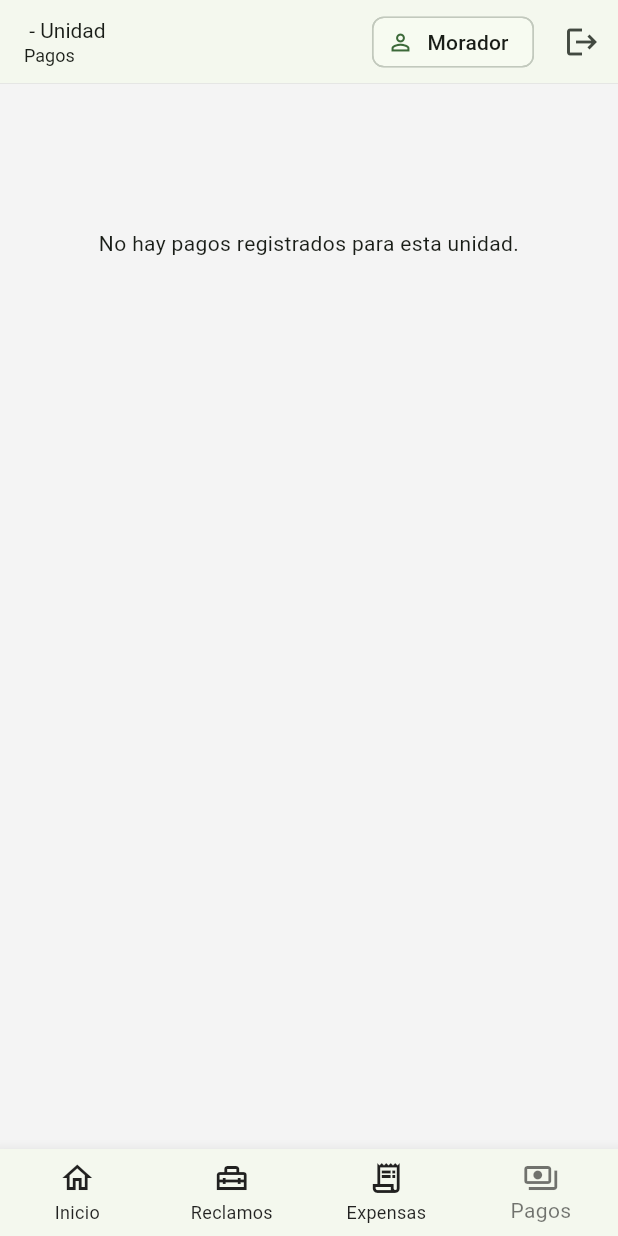
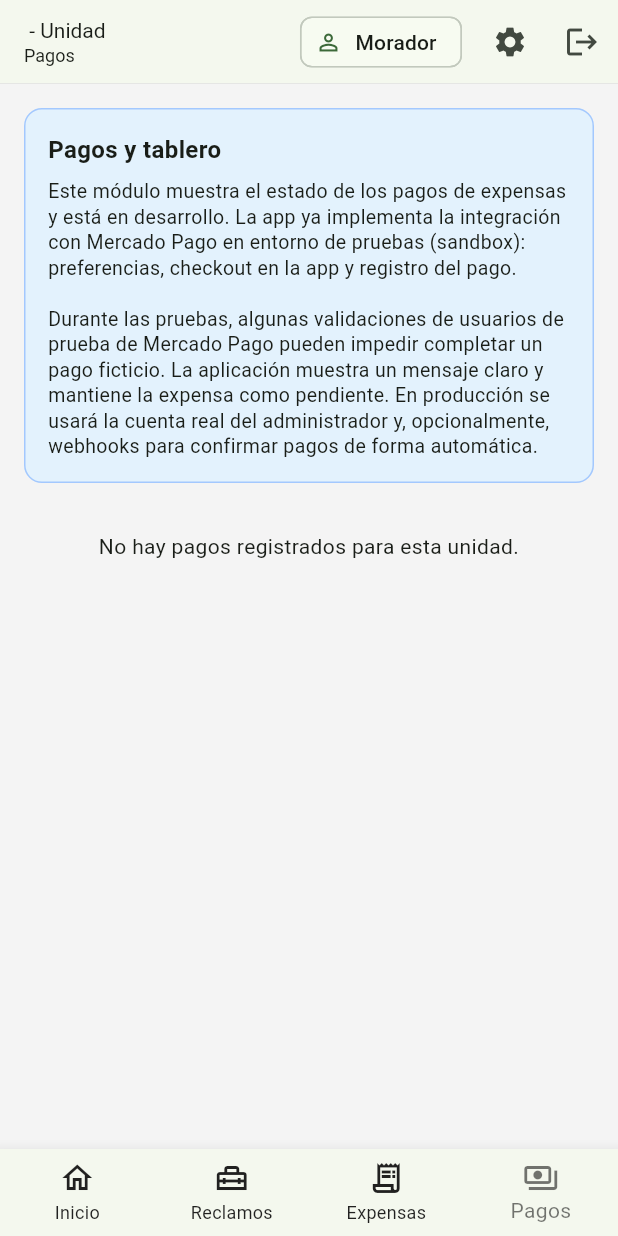
Before and after one commit to Ferchu-81/Consorcio_360, a Flutter app: the MainHomeScreen screen opened directly, item 4 of the bottom bar chosen, on a phone screen of 412 x 824 dp. Run offline on Flutter 3.47's test engine with Material 3 defaults, Android fonts, the phone set to English and light mode, and no system bars; our stand-ins replace file_picker, fl_chart, google_sign_in, image_picker, pdf, printing and 3 more; missing offline and left inert: syncfusion_flutter_pdfviewer; accounts and stored records are empty.

Commit message:
Mejoras de UX en reclamos, expensas y pagos

```diff
--- a/lib/data/models/expensa.dart
+++ b/lib/data/models/expensa.dart
@@ -25,16 +25,22 @@ class Expensa {
   });
 
   /// Estado considerando vencimiento: si está pendiente y ya pasó el vencimiento, se muestra VENCIDA.
-  String get estadoEfectivo {
+  String get estadoEfectivo => estaVencida ? 'VENCIDA' : estado;
+
+  DateTime? get fechaVencimiento => fechaVenc;
+
+  bool get estaPagada => estado.toUpperCase() == 'PAGADA';
+
+  bool get estaParcial =>
+      estado.toUpperCase() == 'PARCIAL' || estado.toUpperCase() == 'PAGOPARCIAL';
+
+  bool get estaVencida {
+    final fv = fechaVencimiento;
+    if (fv == null || estaPagada) return false;
     final hoy = DateTime.now();
-    final hoySinHora = DateTime(hoy.year, hoy.month, hoy.day);
-    final vencSinHora =
-        DateTime(fechaVenc.year, fechaVenc.month, fechaVenc.day);
-
-    if (estado == 'PENDIENTE' && vencSinHora.isBefore(hoySinHora)) {
-      return 'VENCIDA';
-    }
-    return estado;
+    final hoySoloFecha = DateTime(hoy.year, hoy.month, hoy.day);
+    final venSoloFecha = DateTime(fv.year, fv.month, fv.day);
+    return venSoloFecha.isBefore(hoySoloFecha);
   }
 
   String get periodoFormatted =>
@@ -66,9 +72,7 @@ class Expensa {
       id: map['id'] as String,
       consorcioId: map['consorcio_id'] as String,
       unidadId: map['unidad_id'] as String,
-      unidadCodigo: (map['unidades'] as Map<String, dynamic>?)
-          ?['codigo']
-          ?.toString(),
+      unidadCodigo: (map['unidades'] as Map<String, dynamic>?)?['codigo']?.toString(),
       periodo: DateTime.tryParse(map['periodo']?.toString() ?? '') ??
           DateTime.now(),
       importeTotal: _toDouble(map['importe_total']),
@@ -124,8 +128,6 @@ class Expensa {
   }
 
   bool get estaPendiente => estado == 'PENDIENTE';
-  bool get estaPagada => estado == 'PAGADA';
-  bool get estaVencida => estado == 'VENCIDA';
 
   static double _toDouble(dynamic value) {
     if (value == null) return 0;
--- a/lib/features/expensas/presentation/expensa_detail_screen.dart
+++ b/lib/features/expensas/presentation/expensa_detail_screen.dart
@@ -251,12 +251,18 @@ class _ExpensaDetailScreenState extends State<ExpensaDetailScreen> {
       }
 
       await _loadDetalle();
-    } catch (e) {
-      if (mounted) {
-        ScaffoldMessenger.of(context).showSnackBar(
-          SnackBar(content: Text('Error iniciando pago: $e')),
-        );
-      }
+    } catch (e, st) {
+      debugPrint('Error iniciando pago MP: $e\n$st');
+      if (!mounted) return;
+      ScaffoldMessenger.of(context).showSnackBar(
+        const SnackBar(
+          content: Text(
+            'No se pudo iniciar el pago en el entorno de pruebas de Mercado Pago. '
+            'La expensa seguirá como pendiente.',
+          ),
+          duration: Duration(seconds: 4),
+        ),
+      );
     } finally {
       if (mounted) {
         setState(() {
@@ -303,12 +309,18 @@ class _ExpensaDetailScreenState extends State<ExpensaDetailScreen> {
       }
 
       await _loadDetalle();
-    } catch (e) {
-      if (mounted) {
-        ScaffoldMessenger.of(context).showSnackBar(
-          SnackBar(content: Text('Error verificando pago: $e')),
-        );
-      }
+    } catch (e, st) {
+      debugPrint('Error verificando pago MP: $e\n$st');
+      if (!mounted) return;
+      ScaffoldMessenger.of(context).showSnackBar(
+        const SnackBar(
+          content: Text(
+            'No se pudo verificar el pago en Mercado Pago (entorno de pruebas). '
+            'Si el pago se acreditó, la administración podrá actualizarlo manualmente.',
+          ),
+          duration: Duration(seconds: 4),
+        ),
+      );
     } finally {
       if (mounted) setState(() => _verificandoPagoMp = false);
     }
--- a/lib/features/pagos/presentation/pagos_tab.dart
+++ b/lib/features/pagos/presentation/pagos_tab.dart
@@ -48,15 +48,12 @@ class _PagosTabState extends State<PagosTab> {
     final rol = ctx.rol;
 
     if (rol == 'ADMIN_CONSORCIO') {
-      // ADMIN: ve todos los pagos del consorcio actual.
-      // Si la unidad del contexto es GLOBAL, no filtramos por unidad.
       return _repo.fetchPagosAdmin(
         consorcioId: ctx.consorcioId,
         unidadId: ctx.unidadCodigo == 'GLOBAL' ? null : ctx.unidadId,
       );
     }
 
-    // MORADOR / PROPIETARIO: solo pagos de su unidad
     return _repo.fetchPagosMorador(unidadId: ctx.unidadId);
   }
 
@@ -70,6 +67,46 @@ class _PagosTabState extends State<PagosTab> {
   @override
   Widget build(BuildContext context) {
     final theme = Theme.of(context);
+
+    final header = Card(
+      elevation: 0,
+      color: Colors.blue.shade50,
+      shape: RoundedRectangleBorder(
+        borderRadius: BorderRadius.circular(12),
+        side: BorderSide(
+          color: Colors.blueAccent.withValues(alpha: 0.4),
+        ),
+      ),
+      child: Padding(
+        padding: const EdgeInsets.all(16),
+        child: Column(
+          crossAxisAlignment: CrossAxisAlignment.start,
+          children: const [
+            Text(
+              'Pagos y tablero',
+              style: TextStyle(
+                fontSize: 16,
+                fontWeight: FontWeight.bold,
+              ),
+            ),
+            SizedBox(height: 8),
+            Text(
+              'Este módulo muestra el estado de los pagos de expensas y está '
+              'en desarrollo. La app ya implementa la integración con Mercado '
+              'Pago en entorno de pruebas (sandbox): preferencias, checkout en '
+              'la app y registro del pago.\n\n'
+              'Durante las pruebas, algunas validaciones de usuarios de prueba '
+              'de Mercado Pago pueden impedir completar un pago ficticio. La '
+              'aplicación muestra un mensaje claro y mantiene la expensa como '
+              'pendiente. En producción se usará la cuenta real del '
+              'administrador y, opcionalmente, webhooks para confirmar pagos '
+              'de forma automática.',
+              style: TextStyle(fontSize: 13, height: 1.3),
+            ),
+          ],
+        ),
+      ),
+    );
 
     return RefreshIndicator(
       onRefresh: _refresh,
@@ -101,9 +138,14 @@ class _PagosTabState extends State<PagosTab> {
           if (pagos.isEmpty) {
             return ListView(
               physics: const AlwaysScrollableScrollPhysics(),
-              children: const [
-                SizedBox(height: 80),
-                Center(
+              children: [
+                const SizedBox(height: 12),
+                Padding(
+                  padding: const EdgeInsets.symmetric(horizontal: 12),
+                  child: header,
+                ),
+                const SizedBox(height: 12),
+                const Center(
                   child: Padding(
                     padding: EdgeInsets.all(16),
                     child: Text(
@@ -118,12 +160,18 @@ class _PagosTabState extends State<PagosTab> {
 
           return ListView.builder(
             physics: const AlwaysScrollableScrollPhysics(),
-            itemCount: pagos.length,
+            itemCount: pagos.length + 1,
             itemBuilder: (context, index) {
-              final pago = pagos[index];
+              if (index == 0) {
+                return Padding(
+                  padding: const EdgeInsets.fromLTRB(12, 12, 12, 8),
+                  child: header,
+                );
+              }
+
+              final pago = pagos[index - 1];
               final esAdmin = widget.contexto.rol == 'ADMIN_CONSORCIO';
 
-              // Mostrar código legible; para admin intentamos mapear id->código.
               final unidadLabel = esAdmin
                   ? (_unidadCodigoPorId[pago.unidadId] ??
                       (widget.contexto.unidadCodigo != 'GLOBAL'
@@ -146,7 +194,7 @@ class _PagosTabState extends State<PagosTab> {
                 child: ListTile(
                   leading: const Icon(Icons.receipt_long_outlined),
                   title: Text(
-                    'Unidad $unidadLabel • $periodoLabel',
+                    'Unidad $unidadLabel · $periodoLabel',
                     style: const TextStyle(fontWeight: FontWeight.w600),
                   ),
                   subtitle: Text(
--- a/lib/features/reclamos/presentation/main_home_screen.dart
+++ b/lib/features/reclamos/presentation/main_home_screen.dart
@@ -1,3 +1,4 @@
+import 'package:consorcio_360/config/ui/config_screen.dart';
 import 'package:consorcio_360/core/state/current_context_notifier.dart';
 import 'package:consorcio_360/features/auth/presentation/login_screen.dart';
 import 'package:consorcio_360/features/context/presentation/context_selection_screen.dart';
@@ -11,8 +12,7 @@ import 'package:supabase_flutter/supabase_flutter.dart';
 import 'consorcio_reclamos_screen.dart';
 import 'reclamos_tab.dart';
 
-/// Home principal, con tabs:
-/// Inicio (dashboard) / Reclamos / Expensas / Pagos.
+/// Home principal, con tabs: Inicio / Reclamos / Expensas / Pagos.
 /// Si el rol actual es ADMIN_CONSORCIO, el tab de Reclamos
 /// muestra el tablero general del consorcio.
 class MainHomeScreen extends StatefulWidget {
@@ -187,6 +187,17 @@ class _MainHomeScreenState extends State<MainHomeScreen> {
             ),
           ),
           IconButton(
+            tooltip: 'Configuración',
+            icon: const Icon(Icons.settings),
+            onPressed: () {
+              Navigator.of(context).push(
+                MaterialPageRoute(
+                  builder: (_) => const ConfigScreen(),
+                ),
+              );
+            },
+          ),
+          IconButton(
             tooltip: 'Cerrar sesión',
             icon: const Icon(Icons.logout),
             onPressed: _confirmLogout,
--- a/lib/features/reclamos/presentation/reclamo_detail_screen.dart
+++ b/lib/features/reclamos/presentation/reclamo_detail_screen.dart
@@ -870,7 +870,7 @@ class _ReclamoDetailScreenState extends State<ReclamoDetailScreen> {
                       _InfoChip(
                         label: 'Unidad',
                         value: unidadCodigo.isNotEmpty
-                            ? 'Unidad $unidadCodigo'
+                            ? unidadCodigo
                             : 'Sin unidad',
                       ),
                       _InfoChip(
```
Also changed, not shown: lib/config/ui/config_screen.dart (added, +54 -0 lines), lib/data/repositories/expensas_repository.dart (+13 -18 lines), lib/features/expensas/presentation/expensas_admin_tab.dart (+25 -3 lines), lib/features/home/presentation/dashboard_tab.dart (+23 -55 lines), lib/features/reclamos/presentation/new_reclamo_screen.dart (+15 -3 lines), lib/features/reclamos/presentation/reclamos_tab.dart (+27 -5 lines).
